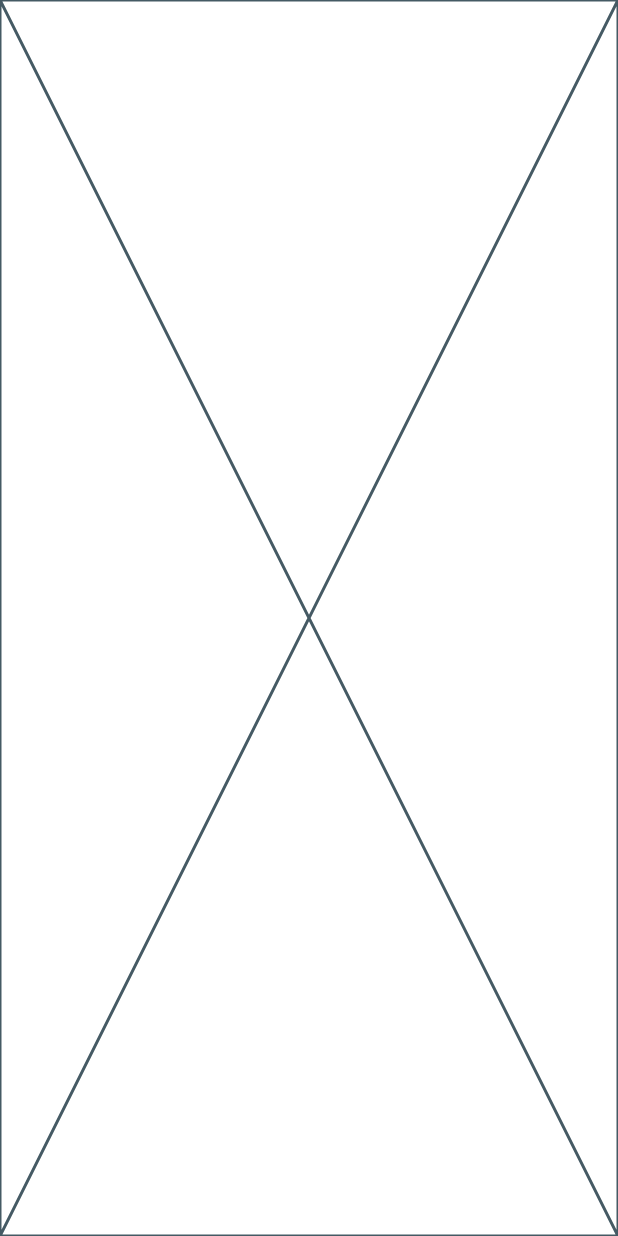
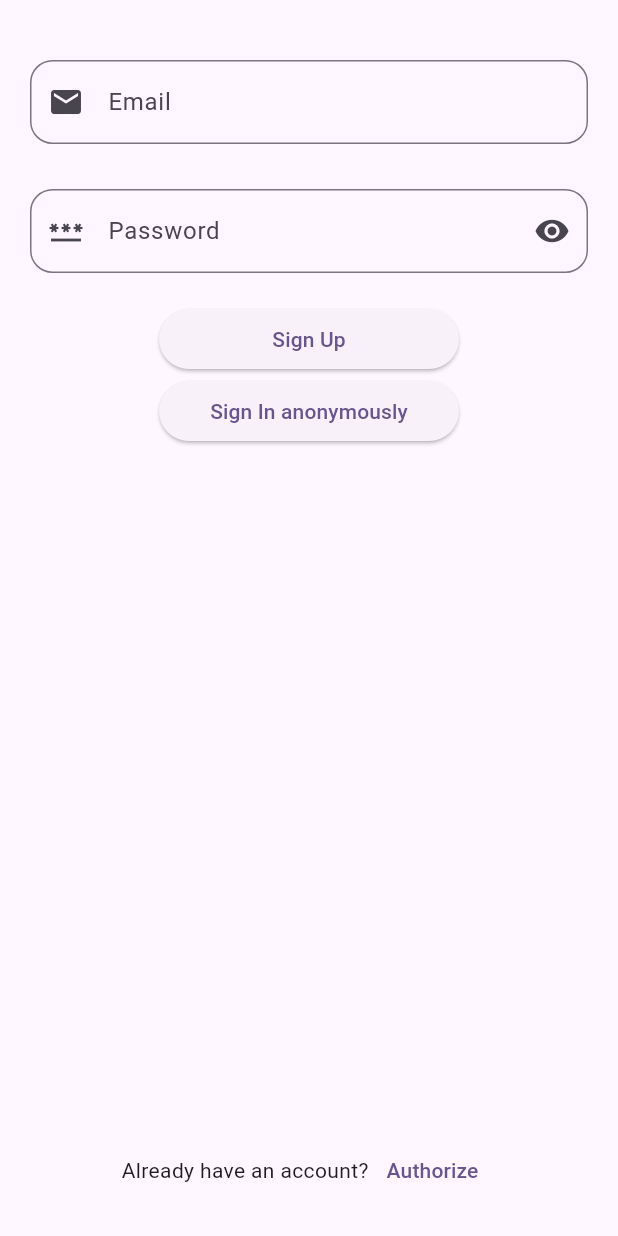
Before and after one commit to WizMe-M/Flutter-Firebase-Auth, a Flutter app: the screen it shows after launch, after a tap on "Register", on a phone screen of 412 x 824 dp. Run offline on Flutter 3.47's test engine with Material 2 defaults, Android fonts, the phone set to English and light mode, and no system bars; our stand-ins replace firebase_auth, firebase_core, go_router; accounts and stored records are empty; network calls fail.

Commit message:
little ui fixes

```diff
--- a/lib/widget/page/auth_page.dart
+++ b/lib/widget/page/auth_page.dart
@@ -66,14 +66,20 @@ class _AuthPageState extends State<AuthPage> {
         child: Padding(
           padding: const EdgeInsets.all(20),
           child: Column(
+            mainAxisAlignment: MainAxisAlignment.spaceEvenly,
             children: [
-              DynamicInputWidget(
+              Padding(
+                padding: const EdgeInsets.symmetric(vertical: 20),
+                child: DynamicInputWidget(
                   controller: _emailController,
                   prefixIcon: Icons.email,
                   labelText: 'Email',
                   textInputAction: TextInputAction.next,
                 ),
-              DynamicInputWidget(
+              ),
+              Padding(
+                padding: const EdgeInsets.symmetric(vertical: 10),
+                child: DynamicInputWidget(
                   controller: _passwordController,
                   labelText: 'Password',
                   prefixIcon: Icons.password,
@@ -82,19 +88,32 @@ class _AuthPageState extends State<AuthPage> {
                   toggleObscureCallback: togglePassword,
                   textInputAction: TextInputAction.done,
                 ),
-              ElevatedButton(
+              ),
+              Padding(
+                padding: const EdgeInsets.only(top: 20),
+                child: SizedBox(
+                  width: 200,
+                  child: ElevatedButton(
                     onPressed: () => signIn(),
-                  child: const Text('Sign In with Password')),
-              ElevatedButton(
+                    child: const Text('Sign In with Password'),
+                  ),
+                ),
+              ),
+              SizedBox(
+                width: 200,
+                child: ElevatedButton(
                     onPressed: () => signInAnon(),
                     child: const Text('Sign In anonymously')),
+              ),
+              const Spacer(),
               Row(
                 mainAxisAlignment: MainAxisAlignment.center,
                 children: [
                   const Text("Don't have an account yet?"),
                   TextButton(
                     onPressed: () => context.go(AppPage.signUp.path),
-                      child: const Text('Register'))
+                    child: const Text('Register'),
+                  )
                 ],
               )
             ],
--- a/lib/widget/page/reg_page.dart
+++ b/lib/widget/page/reg_page.dart
@@ -1,10 +1,123 @@
+import 'package:firebase_auth/firebase_auth.dart';
 import 'package:flutter/material.dart';
+import 'package:flutter_firebase_auth/routing/app_path.dart';
+import 'package:flutter_firebase_auth/widget/util/dynamic_auth_widget.dart';
+import 'package:go_router/go_router.dart';
 
-class RegPage extends StatelessWidget {
+class RegPage extends StatefulWidget {
   const RegPage({Key? key}) : super(key: key);
 
   @override
+  State<RegPage> createState() => _RegPageState();
+}
+
+class _RegPageState extends State<RegPage> {
+  final TextEditingController _emailController = TextEditingController();
+  final TextEditingController _passwordController = TextEditingController();
+
+  bool isPasswordHidden = true;
+
+  void togglePassword() {
+    setState(() {
+      isPasswordHidden = !isPasswordHidden;
+    });
+  }
+
+  void onSignUpFailed(dynamic error) async {
+    var alert = AlertDialog(
+      title: const Text('Authentication failed'),
+      content: Text(error.toString()),
+    );
+
+    await showDialog(
+      context: context,
+      builder: (context) => alert,
+    );
+  }
+
+  void signUp() async {
+    var email = _emailController.text;
+    var password = _passwordController.text;
+
+    try {
+      await FirebaseAuth.instance
+          .createUserWithEmailAndPassword(email: email, password: password);
+
+      if (context.mounted) {
+        context.go(AppPage.home.path);
+      }
+    } on FirebaseAuthException catch (e) {
+      onSignUpFailed(e.message);
+    }
+  }
+
+  void signInAnon() async {
+    await FirebaseAuth.instance.signInAnonymously();
+
+    if (context.mounted) {
+      context.go(AppPage.home.path);
+    }
+  }
+
+  @override
   Widget build(BuildContext context) {
-    return const Placeholder();
+    return Scaffold(
+      body: SafeArea(
+        child: Padding(
+          padding: const EdgeInsets.all(20),
+          child: Column(
+            mainAxisAlignment: MainAxisAlignment.spaceEvenly,
+            children: [
+              Padding(
+                padding: const EdgeInsets.symmetric(vertical: 20),
+                child: DynamicInputWidget(
+                  controller: _emailController,
+                  prefixIcon: Icons.email,
+                  labelText: 'Email',
+                  textInputAction: TextInputAction.next,
+                ),
+              ),
+              Padding(
+                padding: const EdgeInsets.symmetric(vertical: 10),
+                child: DynamicInputWidget(
+                  controller: _passwordController,
+                  labelText: 'Password',
+                  prefixIcon: Icons.password,
+                  isPasswordField: true,
+                  obscureText: isPasswordHidden,
+                  toggleObscureCallback: togglePassword,
+                  textInputAction: TextInputAction.done,
+                ),
+              ),
+              Padding(
+                padding: const EdgeInsets.only(top: 10),
+                child: SizedBox(
+                  width: 200,
+                  child: ElevatedButton(
+                      onPressed: () => signUp(), child: const Text('Sign Up')),
+                ),
+              ),
+              SizedBox(
+                width: 200,
+                child: ElevatedButton(
+                    onPressed: () => signInAnon(),
+                    child: const Text('Sign In anonymously')),
+              ),
+              const Spacer(),
+              Row(
+                mainAxisAlignment: MainAxisAlignment.center,
+                children: [
+                  const Text("Already have an account?"),
+                  TextButton(
+                    onPressed: () => context.go(AppPage.signIn.path),
+                    child: const Text('Authorize'),
+                  )
+                ],
+              )
+            ],
+          ),
+        ),
+      ),
+    );
   }
 }
```
Lines whose indentation alone changed are shown as unchanged.
